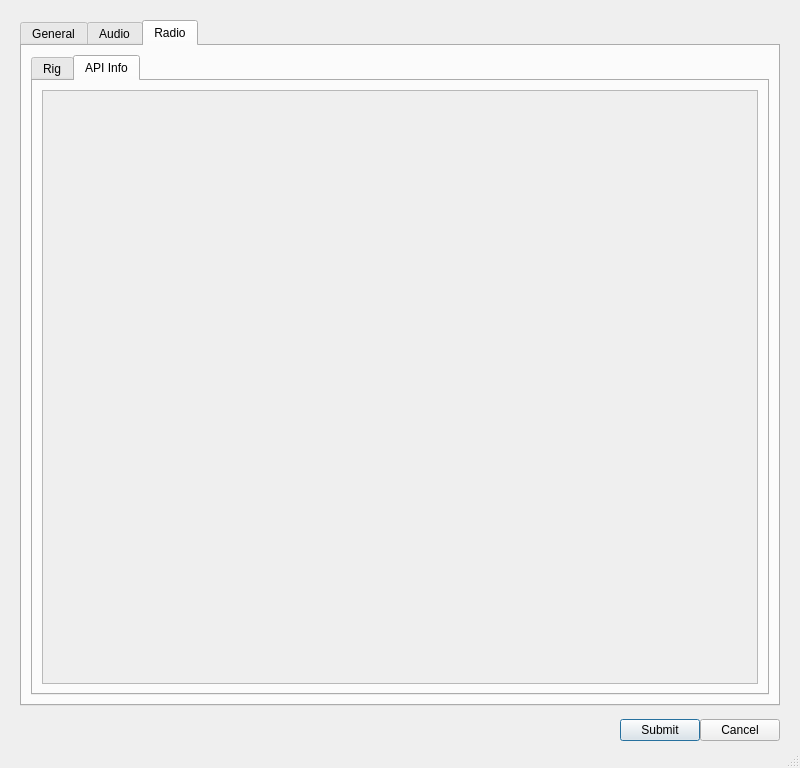
First picture: the form in src/ui/dialogsettings.ui, repository GekkoFyre/small-world-deluxe, before the edit.
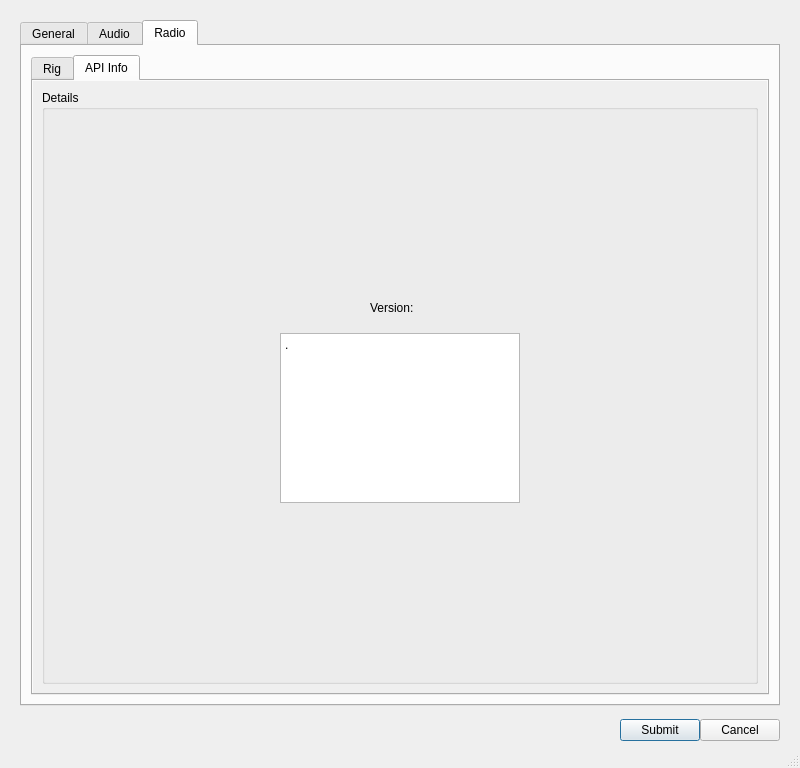
Second picture: the form after the edit. The open tabs and pages were chosen to show the change.

Commit message: * The API information of Hamlib may now be viewed within the QSettingsDialog.

What changed in the file:
```diff
--- a/src/ui/dialogsettings.ui
+++ b/src/ui/dialogsettings.ui
@@ -3918,15 +3918,6 @@
                  <string>API Info</string>
                 </attribute>
                 <layout class="QVBoxLayout" name="verticalLayout_34">
-                 <item>
-                  <widget class="QFrame" name="frame_3">
-                   <property name="frameShape">
-                    <enum>QFrame::StyledPanel</enum>
-                   </property>
-                   <property name="frameShadow">
-                    <enum>QFrame::Raised</enum>
-                   </property>
-                   <layout class="QVBoxLayout" name="verticalLayout_35">
                     <property name="leftMargin">
                      <number>0</number>
                     </property>
@@ -3940,7 +3931,7 @@
                      <number>0</number>
                     </property>
                     <item>
-                     <widget class="QScrollArea" name="scrollArea_3">
+                  <widget class="QScrollArea" name="scrollArea_hamlib_api">
                       <property name="frameShape">
                        <enum>QFrame::NoFrame</enum>
                       </property>
@@ -3958,14 +3949,181 @@
                         <rect>
                          <x>0</x>
                          <y>0</y>
-                         <width>100</width>
-                         <height>30</height>
-                        </rect>
-                       </property>
-                      </widget>
-                     </widget>
-                    </item>
-                   </layout>
+                      <width>756</width>
+                      <height>635</height>
+                     </rect>
+                    </property>
+                    <layout class="QVBoxLayout" name="verticalLayout_35">
+                     <item>
+                      <widget class="QGroupBox" name="groupBox_hamlib_api">
+                       <property name="title">
+                        <string>Details</string>
+                       </property>
+                       <layout class="QHBoxLayout" name="horizontalLayout_35">
+                        <item>
+                         <widget class="QFrame" name="frame_hamlib_api_left">
+                          <property name="frameShape">
+                           <enum>QFrame::NoFrame</enum>
+                          </property>
+                          <property name="frameShadow">
+                           <enum>QFrame::Plain</enum>
+                          </property>
+                          <layout class="QHBoxLayout" name="horizontalLayout_41">
+                           <item>
+                            <spacer name="horizontalSpacer_24">
+                             <property name="orientation">
+                              <enum>Qt::Horizontal</enum>
+                             </property>
+                             <property name="sizeHint" stdset="0">
+                              <size>
+                               <width>210</width>
+                               <height>20</height>
+                              </size>
+                             </property>
+                            </spacer>
+                           </item>
+                          </layout>
+                         </widget>
+                        </item>
+                        <item>
+                         <widget class="QFrame" name="frame_hamlib_api_middle">
+                          <property name="frameShape">
+                           <enum>QFrame::NoFrame</enum>
+                          </property>
+                          <property name="frameShadow">
+                           <enum>QFrame::Plain</enum>
+                          </property>
+                          <layout class="QVBoxLayout" name="verticalLayout_52">
+                           <item>
+                            <spacer name="verticalSpacer_9">
+                             <property name="orientation">
+                              <enum>Qt::Vertical</enum>
+                             </property>
+                             <property name="sizeHint" stdset="0">
+                              <size>
+                               <width>20</width>
+                               <height>184</height>
+                              </size>
+                             </property>
+                            </spacer>
+                           </item>
+                           <item>
+                            <widget class="QFrame" name="frame_3">
+                             <property name="frameShape">
+                              <enum>QFrame::NoFrame</enum>
+                             </property>
+                             <property name="frameShadow">
+                              <enum>QFrame::Plain</enum>
+                             </property>
+                             <layout class="QHBoxLayout" name="horizontalLayout_43">
+                              <item>
+                               <spacer name="horizontalSpacer_26">
+                                <property name="orientation">
+                                 <enum>Qt::Horizontal</enum>
+                                </property>
+                                <property name="sizeHint" stdset="0">
+                                 <size>
+                                  <width>40</width>
+                                  <height>20</height>
+                                 </size>
+                                </property>
+                               </spacer>
+                              </item>
+                              <item>
+                               <widget class="QLabel" name="label_hamlib_api_header">
+                                <property name="text">
+                                 <string>Version: </string>
+                                </property>
+                                <property name="textInteractionFlags">
+                                 <set>Qt::NoTextInteraction</set>
+                                </property>
+                               </widget>
+                              </item>
+                              <item>
+                               <widget class="QLabel" name="label_hamlib_api_version">
+                                <property name="text">
+                                 <string>&lt;version&gt;</string>
+                                </property>
+                                <property name="textInteractionFlags">
+                                 <set>Qt::NoTextInteraction</set>
+                                </property>
+                               </widget>
+                              </item>
+                              <item>
+                               <spacer name="horizontalSpacer_27">
+                                <property name="orientation">
+                                 <enum>Qt::Horizontal</enum>
+                                </property>
+                                <property name="sizeHint" stdset="0">
+                                 <size>
+                                  <width>40</width>
+                                  <height>20</height>
+                                 </size>
+                                </property>
+                               </spacer>
+                              </item>
+                             </layout>
+                            </widget>
+                           </item>
+                           <item>
+                            <widget class="QPlainTextEdit" name="plainTextEdit_hamlib_api_version_info">
+                             <property name="horizontalScrollBarPolicy">
+                              <enum>Qt::ScrollBarAlwaysOff</enum>
+                             </property>
+                             <property name="readOnly">
+                              <bool>true</bool>
+                             </property>
+                             <property name="plainText">
+                              <string>&lt;Hamlib version and API information&gt;.</string>
+                             </property>
+                            </widget>
+                           </item>
+                           <item>
+                            <spacer name="verticalSpacer_10">
+                             <property name="orientation">
+                              <enum>Qt::Vertical</enum>
+                             </property>
+                             <property name="sizeHint" stdset="0">
+                              <size>
+                               <width>20</width>
+                               <height>183</height>
+                              </size>
+                             </property>
+                            </spacer>
+                           </item>
+                          </layout>
+                         </widget>
+                        </item>
+                        <item>
+                         <widget class="QFrame" name="frame_hamlib_api_right">
+                          <property name="frameShape">
+                           <enum>QFrame::NoFrame</enum>
+                          </property>
+                          <property name="frameShadow">
+                           <enum>QFrame::Plain</enum>
+                          </property>
+                          <layout class="QHBoxLayout" name="horizontalLayout_42">
+                           <item>
+                            <spacer name="horizontalSpacer_25">
+                             <property name="orientation">
+                              <enum>Qt::Horizontal</enum>
+                             </property>
+                             <property name="sizeHint" stdset="0">
+                              <size>
+                               <width>210</width>
+                               <height>20</height>
+                              </size>
+                             </property>
+                            </spacer>
+                           </item>
+                          </layout>
+                         </widget>
+                        </item>
+                       </layout>
+                      </widget>
+                     </item>
+                    </layout>
+                   </widget>
                   </widget>
                  </item>
                 </layout>
```
Left out of the diff: 28 changed lines with no effect on the pictures. Lines whose indentation alone changed are shown as unchanged. The commit also changes 1 other file.
